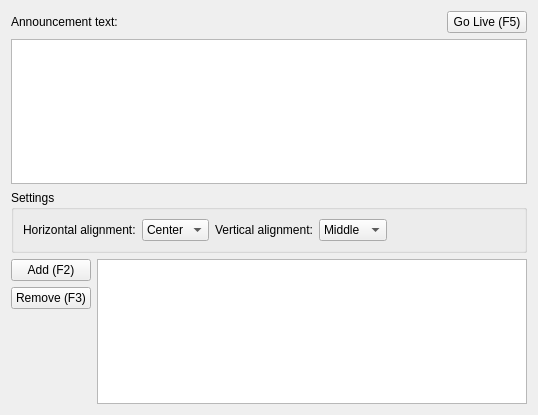
Above: src/announcewidget.ui from SoftProjector/src before the change. Below: the same form after it.
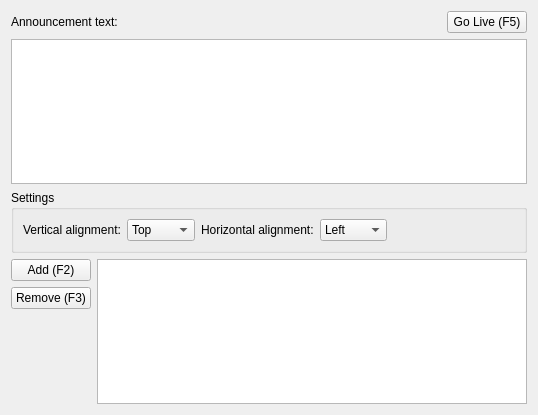
That is the form after the change. Icons and pictures are not drawn.

```diff
--- a/src/announcewidget.ui
+++ b/src/announcewidget.ui
@@ -76,35 +76,6 @@
       <string>Settings</string>
      </property>
      <layout class="QHBoxLayout" name="horizontalLayout_2">
-      <item>
-       <widget class="QLabel" name="label_5">
-        <property name="text">
-         <string>Horizontal alignment:</string>
-        </property>
-       </widget>
-      </item>
-      <item>
-       <widget class="QComboBox" name="horizontal_comboBox">
-        <property name="currentIndex">
-         <number>1</number>
-        </property>
-        <item>
-         <property name="text">
-          <string>Left</string>
-         </property>
-        </item>
-        <item>
-         <property name="text">
-          <string>Center</string>
-         </property>
-        </item>
-        <item>
-         <property name="text">
-          <string>Right</string>
-         </property>
-        </item>
-       </widget>
-      </item>
       <item>
        <widget class="QLabel" name="label_4">
         <property name="text">
@@ -114,9 +85,6 @@
       </item>
       <item>
        <widget class="QComboBox" name="vertical_comboBox">
-        <property name="currentIndex">
-         <number>1</number>
-        </property>
         <item>
          <property name="text">
           <string>Top</string>
@@ -134,6 +102,32 @@
         </item>
        </widget>
       </item>
+      <item>
+       <widget class="QLabel" name="label_5">
+        <property name="text">
+         <string>Horizontal alignment:</string>
+        </property>
+       </widget>
+      </item>
+      <item>
+       <widget class="QComboBox" name="horizontal_comboBox">
+        <item>
+         <property name="text">
+          <string>Left</string>
+         </property>
+        </item>
+        <item>
+         <property name="text">
+          <string>Center</string>
+         </property>
+        </item>
+        <item>
+         <property name="text">
+          <string>Right</string>
+         </property>
+        </item>
+       </widget>
+      </item>
       <item>
        <spacer name="horizontalSpacer_2">
         <property name="orientation">
```
